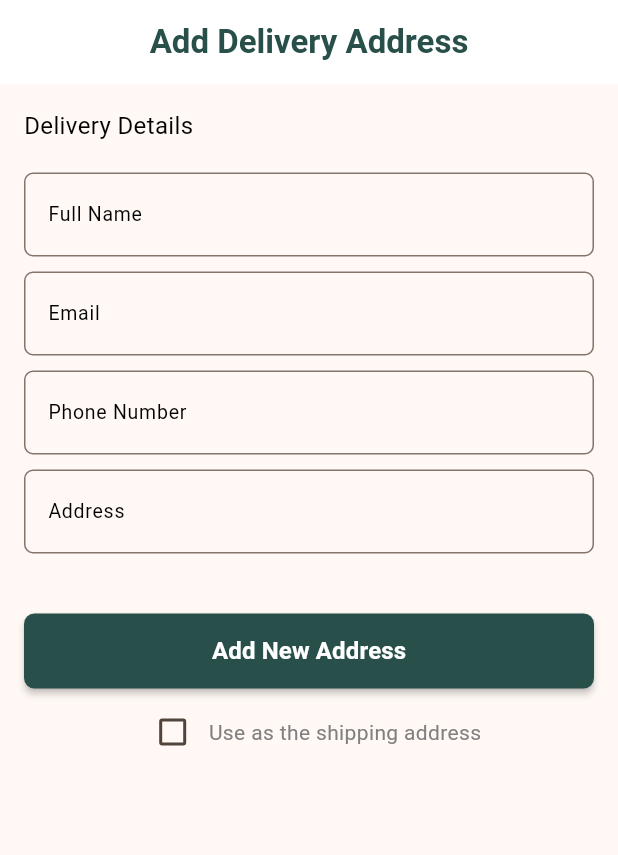
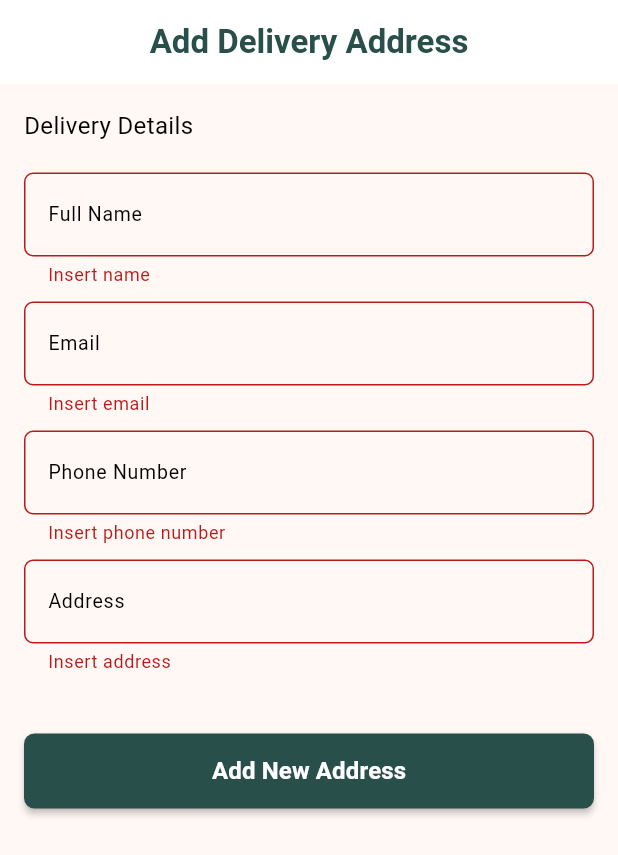
Before and after one commit to Mario-228/ar_commerce, a Flutter app: the AddDeliveryAddressView screen opened by its route, after a tap on "Add New Address", on a phone screen of 412 x 824 dp. Shown: the top 855 px of the screen. Run offline on Flutter 3.47's test engine with Material 3 defaults, Android fonts, the phone set to English and light mode, and no system bars; our stand-ins replace carousel_slider, dartz, device_preview, dio, dropdown_button2, email_validator and 7 more; missing offline and left inert: model_viewer_plus, password_strength_checker, pretty_bloc_observer, radio_group_v2; accounts and stored records are empty; Roboto replaces fonts that are missing (Lufga, Poppins); statements that could not run were skipped.

Commit message:
trigger add new address cubit

```diff
--- a/lib/features/profile_feature/presentation/views/widgets/delivery_address/add_delivery_address_view/add_delivery_address_view.dart
+++ b/lib/features/profile_feature/presentation/views/widgets/delivery_address/add_delivery_address_view/add_delivery_address_view.dart
@@ -1,16 +1,21 @@
 import 'package:flutter/material.dart';
+import 'package:flutter_bloc/flutter_bloc.dart';
 import 'package:graduation_project_new_version/features/profile_feature/presentation/views/widgets/delivery_address/add_delivery_address_view/widgets/add_delivery_address_body.dart';
 
 import '../../../../../../../core/widgets/custom_appbar.dart';
+import '../../../../views_models/add_new_address_cubit/add_new_address_cubit.dart';
 
 class AddDeliveryAddressView extends StatelessWidget {
   const AddDeliveryAddressView({super.key});
 
   @override
   Widget build(BuildContext context) {
-    return const Scaffold(
+    return Scaffold(
       appBar: CustomAppbar(title: "Add Delivery Address"),
-      body: AddDeliveryAddressBody(),
+      body: BlocProvider(
+        create: (context) => AddNewAddressCubit(),
+        child: AddDeliveryAddressBody(),
+      ),
     );
   }
 }
--- /dev/null
+++ b/lib/features/profile_feature/presentation/views/widgets/delivery_address/add_delivery_address_view/widgets/add_address_button_bloc_consumer.dart
@@ -0,0 +1,46 @@
+import 'package:flutter/material.dart';
+import 'package:flutter/widgets.dart';
+import 'package:flutter_bloc/flutter_bloc.dart';
+import 'package:graduation_project_new_version/core/utils/functions/show_snack_bar.dart';
+
+import '../../../../../../../../core/utils/app_colors/app_colors.dart';
+import '../../../../../../../../core/widgets/custom_material_button.dart';
+import '../../../../../views_models/add_new_address_cubit/add_new_address_cubit.dart';
+import '../../../../../views_models/add_new_address_cubit/add_new_address_states.dart';
+
+class AddAddressButtonBlocCounsumer extends StatelessWidget {
+  const AddAddressButtonBlocCounsumer({
+    super.key,
+  });
+
+  @override
+  Widget build(BuildContext context) {
+    return BlocConsumer<AddNewAddressCubit, AddNewAddressStates>(
+      listener: (context, state) {
+        if (state is AddNewAddressErrorState) {
+          showSnackBar(context, state.errorMessage);
+        } else if (state is AddNewAddressSuccessState) {
+          showSnackBar(context, "Address added successfully");
+        }
+      },
+      builder: (context, state) {
+        if (state is AddNewAddressLoadingState) {
+          return const Center(
+            child: CircularProgressIndicator(),
+          );
+        } else {
+          return CustomMaterialButton(
+            color: AppColors.darkGreen,
+            text: "Add New Address",
+            onPressed: () async {
+              if (AddNewAddressCubit.formKey.currentState!.validate()) {
+                await AddNewAddressCubit.get(context).addNewAddress();
+              }
+            },
+            textColor: AppColors.white,
+          );
+        }
+      },
+    );
+  }
+}
--- a/lib/features/profile_feature/presentation/views/widgets/delivery_address/add_delivery_address_view/widgets/add_delivery_address_body.dart
+++ b/lib/features/profile_feature/presentation/views/widgets/delivery_address/add_delivery_address_view/widgets/add_delivery_address_body.dart
@@ -1,9 +1,7 @@
 import 'package:flutter/material.dart';
-import 'package:graduation_project_new_version/features/profile_feature/presentation/views/widgets/delivery_address/add_delivery_address_view/widgets/add_address_view_footer.dart';
+import 'package:graduation_project_new_version/features/profile_feature/presentation/views/widgets/delivery_address/add_delivery_address_view/widgets/add_address_button_bloc_consumer.dart';
 import 'package:graduation_project_new_version/features/profile_feature/presentation/views/widgets/delivery_address/add_delivery_address_view/widgets/new_address_input_feilds.dart';
-import '../../../../../../../../core/utils/app_colors/app_colors.dart';
 import '../../../../../../../../core/utils/font_styles/font_styles.dart';
-import '../../../../../../../../core/widgets/custom_material_button.dart';
 
 class AddDeliveryAddressBody extends StatelessWidget {
   const AddDeliveryAddressBody({super.key});
@@ -24,14 +22,8 @@ class AddDeliveryAddressBody extends StatelessWidget {
           const SizedBox(height: 20),
           const NewAddressInputFeilds(),
           const SizedBox(height: 40),
-          CustomMaterialButton(
-            color: AppColors.darkGreen,
-            text: "Add New Address",
-            onPressed: () {},
-            textColor: AppColors.white,
-          ),
+          AddAddressButtonBlocCounsumer(),
           const SizedBox(height: 5),
-          const AddAddressViewFooter(),
         ]),
       ),
     );
--- a/lib/features/profile_feature/presentation/views/widgets/delivery_address/add_delivery_address_view/widgets/new_address_input_feilds.dart
+++ b/lib/features/profile_feature/presentation/views/widgets/delivery_address/add_delivery_address_view/widgets/new_address_input_feilds.dart
@@ -1,5 +1,6 @@
 import 'package:flutter/material.dart';
 import 'package:graduation_project_new_version/core/widgets/custom_text_form_field.dart';
+import 'package:graduation_project_new_version/features/profile_feature/presentation/views_models/add_new_address_cubit/add_new_address_cubit.dart';
 
 class NewAddressInputFeilds extends StatelessWidget {
   const NewAddressInputFeilds({
@@ -8,32 +9,63 @@ class NewAddressInputFeilds extends StatelessWidget {
 
   @override
   Widget build(BuildContext context) {
-    return Column(
+    return Form(
+      key: AddNewAddressCubit.formKey,
+      child: Column(
         children: [
           CustomTextFormField(
             type: TextInputType.name,
             labelText: "Full Name",
-          controller: TextEditingController(),
+            controller: AddNewAddressCubit.name,
+            validator: (p0) {
+              if (p0 == null || p0.isEmpty) {
+                return "Insert name";
+              } else {
+                return null;
+              }
+            },
           ),
           const SizedBox(height: 10),
           CustomTextFormField(
             type: TextInputType.emailAddress,
             labelText: "Email",
-          controller: TextEditingController(),
+            controller: AddNewAddressCubit.email,
+            validator: (p0) {
+              if (p0 == null || p0.isEmpty) {
+                return "Insert email";
+              } else {
+                return null;
+              }
+            },
           ),
           const SizedBox(height: 10),
           CustomTextFormField(
             type: TextInputType.text,
             labelText: "Phone Number",
-          controller: TextEditingController(),
+            controller: AddNewAddressCubit.phone,
+            validator: (p0) {
+              if (p0 == null || p0.isEmpty) {
+                return "Insert phone number";
+              } else {
+                return null;
+              }
+            },
           ),
           const SizedBox(height: 10),
           CustomTextFormField(
             type: TextInputType.streetAddress,
             labelText: "Address",
-          controller: TextEditingController(),
+            controller: AddNewAddressCubit.address,
+            validator: (p0) {
+              if (p0 == null || p0.isEmpty) {
+                return "Insert address";
+              } else {
+                return null;
+              }
+            },
           ),
         ],
+      ),
     );
   }
 }
```
Lines whose indentation alone changed are shown as unchanged.
